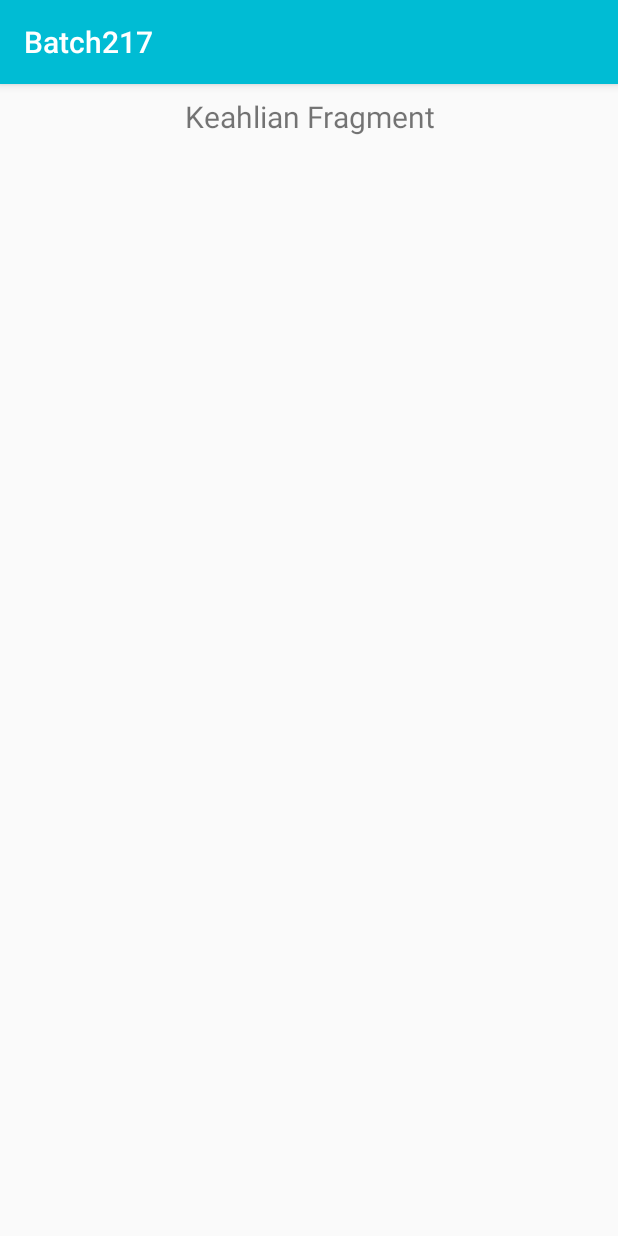
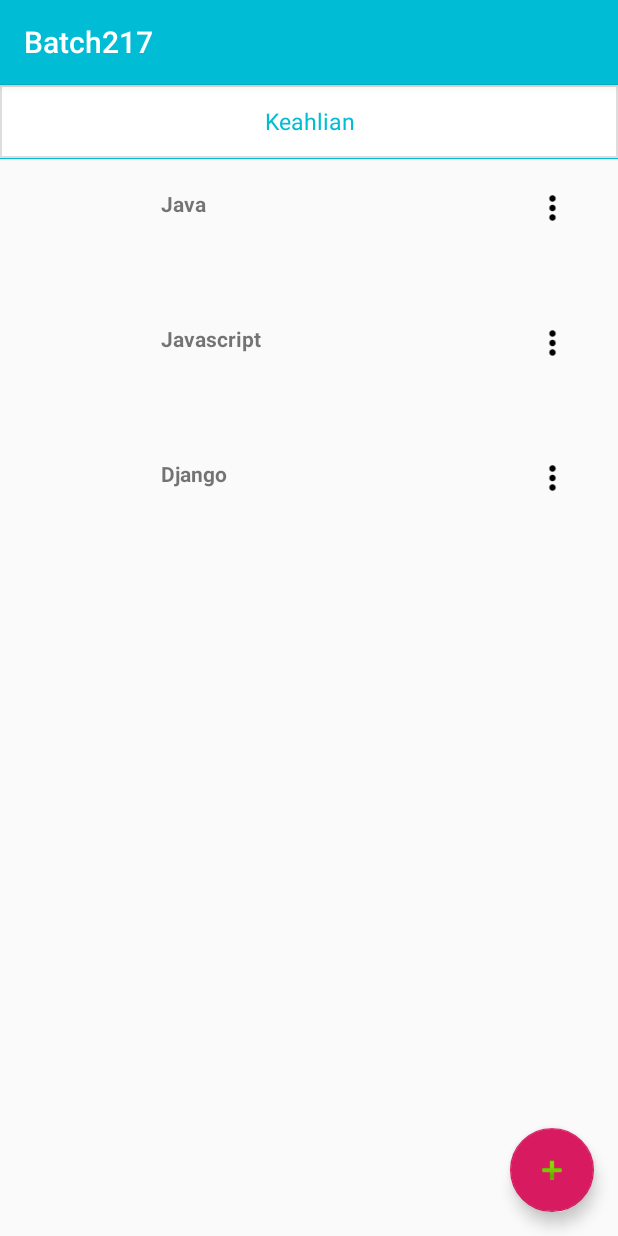
Before and after one commit to raymasrionaldi/Kalbe, an Android app: the fragment KeahlianFragment shown on its own in the app's theme, on a phone screen of 412 x 824 dp. Run offline under Robolectric (Android 15) with nearby library versions, the phone set to English and light mode, and no system bars; our stand-ins replace CircleImageView; libraries missing offline, so code that uses them is left out: com.github.ramiz.nameinitialscircleimageview; plain views replace NameInitialsCircleImageView; 2 statements that could not run were skipped.

Commit message:
Add Keahlian
add Adapter, Query, Fragment, ViewHolder untuk Keahlian

```diff
--- /dev/null
+++ b/app/src/main/java/com/xsis/android/batch217/adapters/ListKeahlianAdapter.kt
@@ -0,0 +1,43 @@
+package com.xsis.android.batch217.adapters
+
+import android.content.Context
+import android.view.LayoutInflater
+import android.view.ViewGroup
+import android.widget.Toast
+import androidx.recyclerview.widget.RecyclerView
+import com.xsis.android.batch217.R
+import com.xsis.android.batch217.models.Keahlian
+import com.xsis.android.batch217.utils.showPopupMenuUbahHapus
+import com.xsis.android.batch217.viewholders.ViewHolderListKeahlian
+import kotlinx.android.synthetic.main.popup_layout.view.*
+
+class ListKeahlianAdapter(val context: Context?,
+                          val listKeahlian: List<Keahlian>): RecyclerView.Adapter<ViewHolderListKeahlian>() {
+    override fun onCreateViewHolder(parent: ViewGroup, viewType: Int): ViewHolderListKeahlian {
+        val customView = LayoutInflater.from(parent.context).inflate(R.layout.list_dot_layout,parent,false)
+
+        return ViewHolderListKeahlian(customView)
+    }
+
+    override fun getItemCount(): Int {
+        return listKeahlian.size
+    }
+
+    override fun onBindViewHolder(holder: ViewHolderListKeahlian, position: Int) {
+        holder.setModelKeahlian(listKeahlian[position])
+
+        holder.bukaMenu.setOnClickListener {view ->
+            val window = showPopupMenuUbahHapus(
+                context!!, view
+            )
+            window.setOnItemClickListener { parent, view, position, id ->
+                //                TODO("buat fungsi ubah dan hapus")
+                Toast.makeText(context, view.textMenu.text.toString(), Toast.LENGTH_SHORT).show()
+            }
+
+            window.show()
+        }
+    }
+
+
+}
--- /dev/null
+++ b/app/src/main/java/com/xsis/android/batch217/databases/KeahlianQueryHelper.kt
@@ -0,0 +1,63 @@
+package com.xsis.android.batch217.databases
+
+import android.database.Cursor
+import com.xsis.android.batch217.models.Agama
+import com.xsis.android.batch217.models.Keahlian
+import com.xsis.android.batch217.utils.DES_KEAHLIAN
+import com.xsis.android.batch217.utils.NAMA_KEAHLIAN
+import com.xsis.android.batch217.utils.TABEL_KEAHLIAN
+
+class KeahlianQueryHelper(val databaseHelperCadangan: DatabaseHelper) {
+
+    fun getSemuaKeahlian(): Cursor {
+        val db = databaseHelperCadangan.readableDatabase
+
+        val queryRead = "SELECT * FROM $TABEL_KEAHLIAN"
+
+        return db.rawQuery(queryRead, null)
+    }
+
+    private fun konversiCursorKeListAgamaModel(cursor: Cursor): ArrayList<Keahlian>{
+        var listKeahlian = ArrayList<Keahlian>()
+
+        for(c in 0 until cursor.count){
+            cursor.moveToPosition(c)
+
+            val keahlian = Keahlian()
+            keahlian.id_keahlian = cursor.getInt(0)
+            keahlian.nama_keahlian = cursor.getString(1)
+            keahlian.des_keahlian = cursor.getString(2)
+            keahlian.is_Deleted = cursor.getString(3)
+
+            listKeahlian.add(keahlian)
+        }
+
+        return listKeahlian
+    }
+
+    fun readSemuaKeahlianModels(): List<Keahlian>{
+        var listKeahlian = ArrayList<Keahlian>()
+
+        val cursor = getSemuaKeahlian()
+        if(cursor.count > 0){
+            listKeahlian = konversiCursorKeListAgamaModel(cursor)
+        }
+
+        return listKeahlian
+    }
+
+    fun cariAgamaModels(keyword:String): List<Keahlian>{
+        var listKeahlian = ArrayList<Keahlian>()
+
+        val db = databaseHelperCadangan.readableDatabase
+        val queryCari = "SELECT * FROM $TABEL_KEAHLIAN WHERE $NAMA_KEAHLIAN LIKE '%$keyword%' OR " +
+                "$DES_KEAHLIAN LIKE '%$keyword%'"
+
+        val cursor =db.rawQuery(queryCari,null)
+        if(cursor.count > 0){
+            listKeahlian = konversiCursorKeListAgamaModel(cursor)
+        }
+
+        return listKeahlian
+    }
+}
--- /dev/null
+++ b/app/src/main/java/com/xsis/android/batch217/models/Keahlian.kt
@@ -0,0 +1,8 @@
+package com.xsis.android.batch217.models
+
+class Keahlian {
+    var id_keahlian:Int= 0
+    var nama_keahlian:String?=null
+    var des_keahlian:String? =null
+    var is_Deleted:String?=null
+}
--- a/app/src/main/java/com/xsis/android/batch217/ui/keahlian/KeahlianFragment.kt
+++ b/app/src/main/java/com/xsis/android/batch217/ui/keahlian/KeahlianFragment.kt
@@ -5,10 +5,19 @@ import android.view.LayoutInflater
 import android.view.View
 import android.view.ViewGroup
 import android.widget.TextView
+import android.widget.Toast
 import androidx.fragment.app.Fragment
 import androidx.lifecycle.Observer
 import androidx.lifecycle.ViewModelProviders
+import androidx.recyclerview.widget.LinearLayoutManager
+import androidx.recyclerview.widget.RecyclerView
 import com.xsis.android.batch217.R
+import com.xsis.android.batch217.adapters.ListKeahlianAdapter
+import com.xsis.android.batch217.databases.CadanganDbHelper
+import com.xsis.android.batch217.databases.DatabaseHelper
+import com.xsis.android.batch217.databases.KeahlianQueryHelper
+import com.xsis.android.batch217.models.Keahlian
+import kotlinx.android.synthetic.main.fragment_keahlian.view.*
 
 class KeahlianFragment : Fragment() {
 
@@ -19,13 +28,35 @@ class KeahlianFragment : Fragment() {
         container: ViewGroup?,
         savedInstanceState: Bundle?
     ): View? {
-        keahlianViewModel =
-            ViewModelProviders.of(this).get(KeahlianViewModel::class.java)
+        keahlianViewModel = ViewModelProviders.of(this).get(KeahlianViewModel::class.java)
         val root = inflater.inflate(R.layout.fragment_keahlian, container, false)
-        val textView: TextView = root.findViewById(R.id.text_keahlian)
+        /*val textView: TextView = root.findViewById(R.id.text_keahlian)
         keahlianViewModel.text.observe(this, Observer {
             textView.text = it
-        })
+        })*/
+        val layoutManager = LinearLayoutManager(context, LinearLayoutManager.VERTICAL,false)
+
+        val recyclerView= root.findViewById(R.id.listKeahlianRecycler) as RecyclerView
+        val databaseHelper = DatabaseHelper(activity!!)
+        val databaseQueryHelper = KeahlianQueryHelper(databaseHelper)
+
+        getSemuaKeahlian(recyclerView, databaseQueryHelper)
+        recyclerView.layoutManager=layoutManager
+        root.fab_keahlian.setOnClickListener { view ->
+            Toast.makeText(context,"onClick", Toast.LENGTH_LONG).show()
+        }
+
         return root
     }
+
+    fun getSemuaKeahlian(recyclerView: RecyclerView, databaseQueryHelper:KeahlianQueryHelper){
+        val listKeahlian= databaseQueryHelper.readSemuaKeahlianModels()
+        tampilkanListKeahlian(listKeahlian,recyclerView)
+    }
+
+    fun tampilkanListKeahlian(listKeahlian:List<Keahlian>, recyclerView: RecyclerView){
+        val adapterKeahlian = ListKeahlianAdapter(context,listKeahlian)
+        recyclerView.adapter = adapterKeahlian
+        adapterKeahlian.notifyDataSetChanged()
+    }
 }
--- /dev/null
+++ b/app/src/main/java/com/xsis/android/batch217/viewholders/ViewHolderListKeahlian.kt
@@ -0,0 +1,25 @@
+package com.xsis.android.batch217.viewholders
+
+import android.view.View
+import android.widget.ImageView
+import android.widget.TextView
+import androidx.recyclerview.widget.RecyclerView
+import com.github.ramiz.nameinitialscircleimageview.NameInitialsCircleImageView
+import com.xsis.android.batch217.R
+import com.xsis.android.batch217.models.Keahlian
+
+class ViewHolderListKeahlian(itemView: View): RecyclerView.ViewHolder(itemView) {
+    val isiText = itemView.findViewById(R.id.isiTeks) as TextView
+    val inisial = itemView.findViewById(R.id.gambarLingkaran) as NameInitialsCircleImageView
+    val bukaMenu = itemView.findViewById(R.id.bukaMenu) as ImageView
+
+    fun setModelKeahlian(model: Keahlian) {
+        isiText.text = model.nama_keahlian
+        val image = NameInitialsCircleImageView.ImageInfo
+            .Builder(model.id_keahlian.toString())
+            .setTextColor(android.R.color.black)
+            .setCircleBackgroundColorRes(R.color.warnaAbu)
+            .build()
+        inisial.setImageInfo(image)
+    }
+}
--- a/app/src/main/res/layout/fragment_keahlian.xml
+++ b/app/src/main/res/layout/fragment_keahlian.xml
@@ -4,16 +4,35 @@
     android:layout_width="match_parent"
     android:layout_height="match_parent">
 
-    <TextView
-        android:id="@+id/text_keahlian"
+    <LinearLayout
         android:layout_width="match_parent"
+        android:layout_height="match_parent"
+        android:orientation="vertical">
+
+        <TextView
+            android:id="@+id/text_keahlian"
+            android:layout_width="match_parent"
+            android:layout_height="50dp"
+            android:textAlignment="center"
+            android:gravity="center_horizontal|center_vertical"
+            android:text="@string/menu_Keahlian"
+            android:textSize="15sp"
+            android:textColor="@color/warnaBiru"
+            android:background="@drawable/custom_border_blue"/>
+
+        <androidx.recyclerview.widget.RecyclerView
+            android:id="@+id/listKeahlianRecycler"
+            android:layout_width="match_parent"
+            android:layout_height="wrap_content"/>
+    </LinearLayout>
+
+    <com.google.android.material.floatingactionbutton.FloatingActionButton
+        android:id="@+id/fab_keahlian"
+        android:layout_width="wrap_content"
         android:layout_height="wrap_content"
-        android:layout_marginStart="8dp"
-        android:layout_marginTop="8dp"
-        android:layout_marginEnd="8dp"
-        android:textAlignment="center"
-        android:textSize="20sp"
+        android:layout_margin="@dimen/fab_margin"
+        app:srcCompat="@android:drawable/ic_input_add"
         app:layout_constraintEnd_toEndOf="parent"
-        app:layout_constraintStart_toStartOf="parent"
-        app:layout_constraintTop_toTopOf="parent" />
+        app:layout_constraintBottom_toBottomOf="parent"
+        />
 </androidx.constraintlayout.widget.ConstraintLayout>
```
Also changed, not shown: app/src/main/assets/db_batch217.db.
